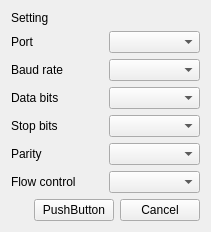
Before: the Qt Designer form form.ui in Synotagit/serial3, drawn with Qt 5.
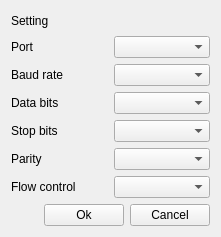
After: the same form once the commit is applied.

```diff
--- a/form.ui
+++ b/form.ui
@@ -6,8 +6,8 @@
    <rect>
     <x>0</x>
     <y>0</y>
-    <width>211</width>
-    <height>230</height>
+    <width>221</width>
+    <height>237</height>
    </rect>
   </property>
   <property name="windowTitle">
@@ -15,7 +15,7 @@
   </property>
   <layout class="QGridLayout" name="gridLayout">
    <item row="0" column="0">
-    <widget class="QLabel" name="label_2">
+    <widget class="QLabel" name="label_7">
      <property name="text">
       <string>Setting</string>
      </property>
@@ -24,7 +24,7 @@
    <item row="1" column="0">
     <layout class="QHBoxLayout" name="horizontalLayout">
      <item>
-      <layout class="QVBoxLayout" name="verticalLayout_2">
+      <layout class="QVBoxLayout" name="verticalLayout">
        <item>
         <widget class="QLabel" name="label">
          <property name="text">
@@ -33,35 +33,35 @@
         </widget>
        </item>
        <item>
-        <widget class="QLabel" name="label_3">
+        <widget class="QLabel" name="label_2">
          <property name="text">
           <string>Baud rate</string>
          </property>
         </widget>
        </item>
        <item>
-        <widget class="QLabel" name="label_4">
+        <widget class="QLabel" name="label_3">
          <property name="text">
           <string>Data bits</string>
          </property>
         </widget>
        </item>
        <item>
-        <widget class="QLabel" name="label_5">
+        <widget class="QLabel" name="label_4">
          <property name="text">
           <string>Stop bits</string>
          </property>
         </widget>
        </item>
        <item>
-        <widget class="QLabel" name="label_6">
+        <widget class="QLabel" name="label_5">
          <property name="text">
           <string>Parity</string>
          </property>
         </widget>
        </item>
        <item>
-        <widget class="QLabel" name="label_7">
+        <widget class="QLabel" name="label_6">
          <property name="text">
           <string>Flow control</string>
          </property>
@@ -70,7 +70,7 @@
       </layout>
      </item>
      <item>
-      <layout class="QVBoxLayout" name="verticalLayout">
+      <layout class="QVBoxLayout" name="verticalLayout_2">
        <item>
         <widget class="QComboBox" name="comboBox"/>
        </item>
@@ -94,7 +94,7 @@
     </layout>
    </item>
    <item row="2" column="0">
-    <layout class="QHBoxLayout" name="horizontalLayout_3">
+    <layout class="QHBoxLayout" name="horizontalLayout_2" stretch="2,1,1">
      <item>
       <spacer name="horizontalSpacer">
        <property name="orientation">
@@ -109,11 +109,9 @@
       </spacer>
      </item>
      <item>
-      <layout class="QHBoxLayout" name="horizontalLayout_2">
-       <item>
         <widget class="QPushButton" name="pushButton">
          <property name="text">
-          <string>PushButton</string>
+        <string>Ok</string>
          </property>
         </widget>
        </item>
@@ -123,8 +121,6 @@
           <string>Cancel</string>
          </property>
         </widget>
-       </item>
-      </layout>
      </item>
     </layout>
    </item>
```
Lines whose indentation alone changed are shown as unchanged.
